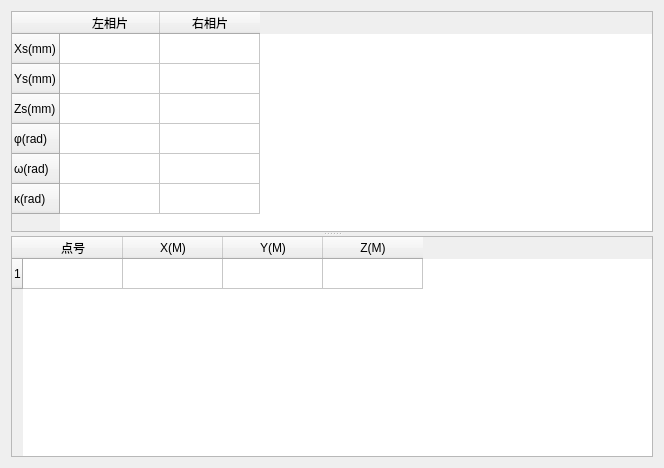
This is ui/onestepwidgetbase.ui in crackey/photogrammetry as Qt 5 draws it before an edit. The edited form follows.
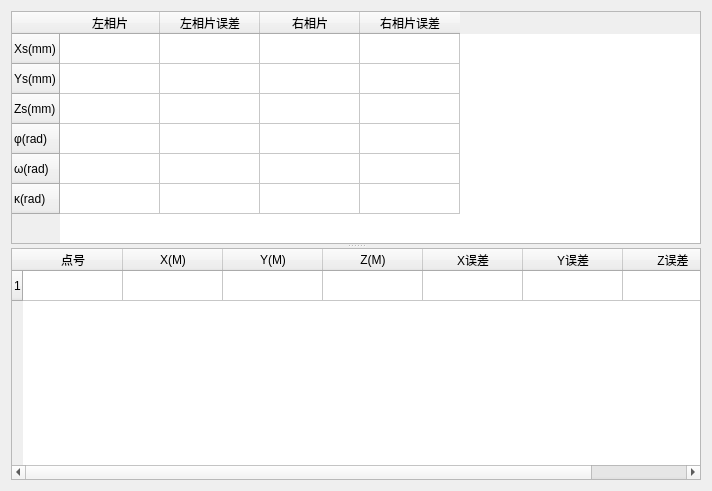
This is the edited form.

Patch:
```diff
--- a/ui/onestepwidgetbase.ui
+++ b/ui/onestepwidgetbase.ui
@@ -5,14 +5,14 @@
    <rect>
     <x>0</x>
     <y>0</y>
-    <width>664</width>
-    <height>468</height>
+    <width>712</width>
+    <height>491</height>
    </rect>
   </property>
   <property name="windowTitle" >
    <string>Form</string>
   </property>
-  <layout class="QHBoxLayout" name="horizontalLayout" >
+  <layout class="QVBoxLayout" name="verticalLayout" >
    <item>
     <widget class="QSplitter" name="splitter" >
      <property name="orientation" >
@@ -32,7 +32,7 @@
        <number>6</number>
       </property>
       <property name="columnCount" >
-       <number>2</number>
+       <number>4</number>
       </property>
       <row>
        <property name="text" >
@@ -69,18 +69,28 @@
         <string>左相片</string>
        </property>
       </column>
+      <column>
+       <property name="text" >
+        <string>左相片误差</string>
+       </property>
+      </column>
       <column>
        <property name="text" >
         <string>右相片</string>
        </property>
       </column>
+      <column>
+       <property name="text" >
+        <string>右相片误差</string>
+       </property>
+      </column>
      </widget>
      <widget class="QTableWidget" name="resultTable" >
       <property name="rowCount" >
        <number>1</number>
       </property>
       <property name="columnCount" >
-       <number>4</number>
+       <number>7</number>
       </property>
       <row/>
       <column>
@@ -103,6 +113,21 @@
         <string>Z(M)</string>
        </property>
       </column>
+      <column>
+       <property name="text" >
+        <string>X误差</string>
+       </property>
+      </column>
+      <column>
+       <property name="text" >
+        <string>Y误差</string>
+       </property>
+      </column>
+      <column>
+       <property name="text" >
+        <string>Z误差</string>
+       </property>
+      </column>
      </widget>
     </widget>
    </item>
```
